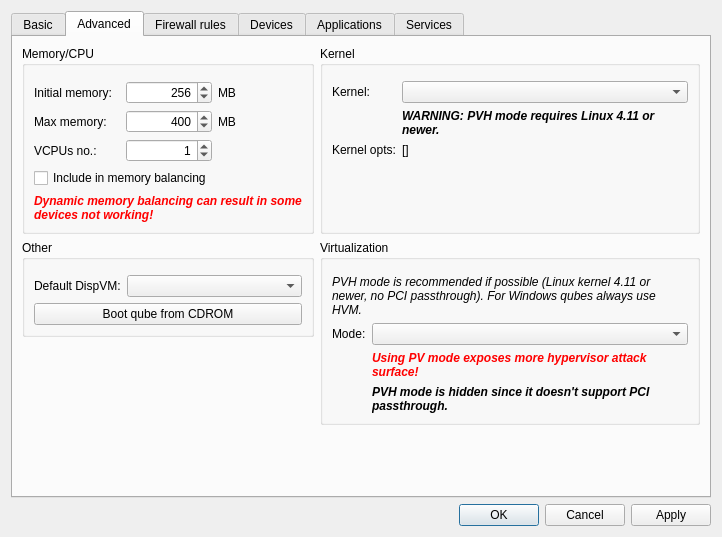
Before: the Qt Designer form ui/settingsdlg.ui in QubesOS/qubes-manager, drawn with Qt 5.
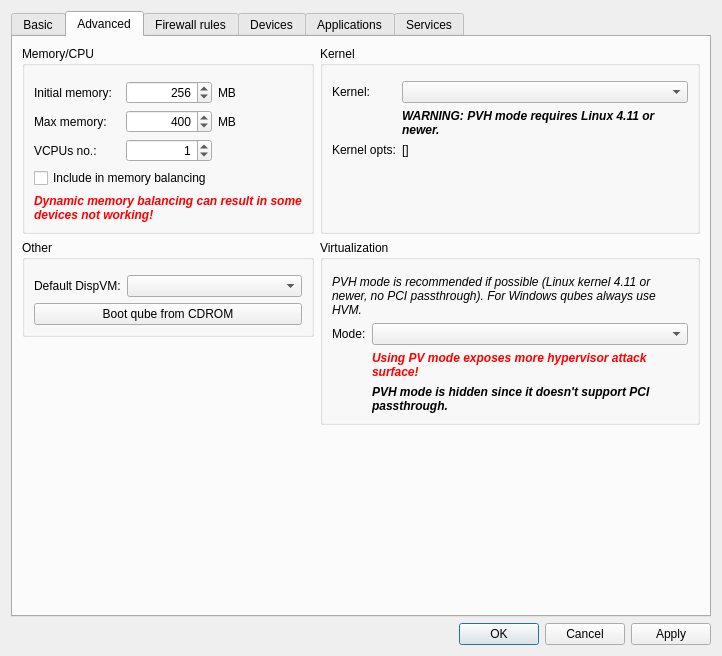
After: the same form once the commit is applied. Icons and pictures are not drawn.

Commit message:
More elegant fix for settings size
Is the exact minimum size it can get

```diff
--- a/ui/settingsdlg.ui
+++ b/ui/settingsdlg.ui
@@ -6,8 +6,8 @@
    <rect>
     <x>0</x>
     <y>0</y>
-    <width>100</width>
-    <height>100</height>
+    <width>680</width>
+    <height>656</height>
    </rect>
   </property>
   <property name="windowTitle">
```
